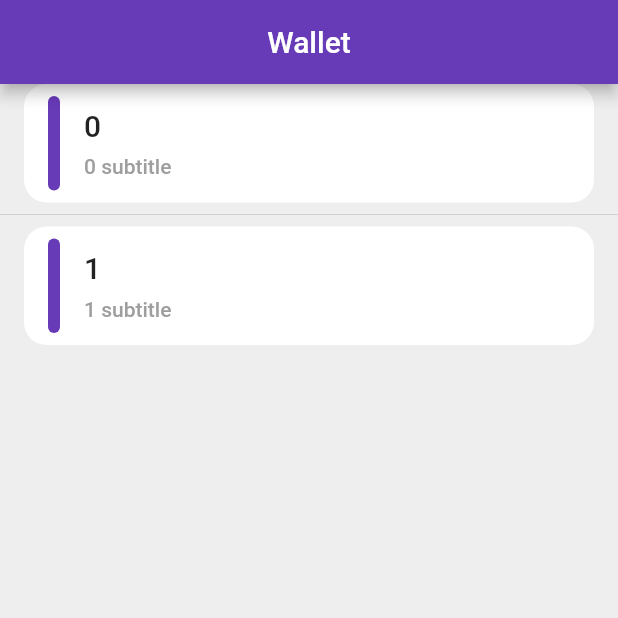
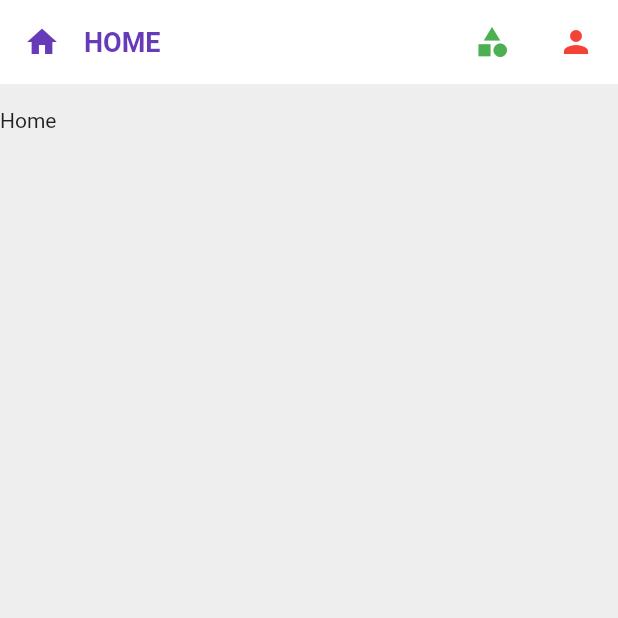
Before and after one commit to lDo28/wallet, a Flutter app: the screen it shows after launch, on a phone screen of 412 x 824 dp, the top half of it. Run offline on Flutter 3.47's test engine with Material 2 defaults, Android fonts, the phone set to English and light mode, and no system bars; our stand-ins replace get, get_storage.

Commit message:
add tab bar, page view in home

```diff
--- a/lib/constants/exts/exts.dart
+++ b/lib/constants/exts/exts.dart
@@ -1,2 +1 @@
-export 'padding_exts.dart';
 export 'text_exts.dart';
--- a/lib/ui/app.dart
+++ b/lib/ui/app.dart
@@ -5,6 +5,7 @@ import 'package:get_storage/get_storage.dart';
 import 'package:wallet/constants/constants.dart';
 import 'package:wallet/generated/l10n.dart';
 import 'package:wallet/ui/app_controller.dart';
+import 'package:wallet/ui/screens/demo_screen.dart';
 import 'package:wallet/ui/screens/home/home_screen.dart';
 import 'package:wallet/ui/screens/login/login_screen.dart';
 import 'package:wallet/ui/screens/splash_screen.dart';
--- a/lib/ui/screens/demo_screen.dart
+++ b/lib/ui/screens/demo_screen.dart
@@ -178,7 +178,10 @@ class _DemoScreenState extends State<DemoScreen> with TickerProviderStateMixin {
                 ),
                 _buildItem(
                   label: 'PieChart',
-                  item: WPieChart(currentProgress: 45),
+                  item: WPieChart(
+                    currentProgress: 95,
+                    size: 70,
+                  ),
                 ),
               ],
             ),
--- a/lib/ui/screens/home/home_controller.dart
+++ b/lib/ui/screens/home/home_controller.dart
@@ -1,3 +1,21 @@
+import 'package:flutter/material.dart';
 import 'package:get/get.dart';
+import 'package:wallet/ui/vo/tab_bar_item.dart';
 
-class HomeController extends GetxController {}
+class HomeController extends GetxController {
+  final tabs = [
+    TabBarItem(0, label: 'Home', leading: Icons.home),
+    TabBarItem(
+      1,
+      label: 'Category',
+      leading: Icons.category,
+      color: Colors.green,
+    ),
+    TabBarItem(
+      2,
+      label: 'User',
+      leading: Icons.person,
+      color: Colors.red,
+    ),
+  ];
+}
--- a/lib/ui/screens/home/home_screen.dart
+++ b/lib/ui/screens/home/home_screen.dart
@@ -1,5 +1,6 @@
 import 'package:flutter/material.dart';
 import 'package:get/get.dart';
+import 'package:wallet/constants/constants.dart';
 import 'package:wallet/ui/screens/home/home_controller.dart';
 import 'package:wallet/ui/widgets/widgets.dart';
 
@@ -8,36 +9,48 @@ class HomeScreen extends StatefulWidget {
   _HomeScreenState createState() => _HomeScreenState();
 }
 
-class _HomeScreenState extends State<HomeScreen> {
-  HomeController _controller;
+class _HomeScreenState extends State<HomeScreen>
+    with AutomaticKeepAliveClientMixin {
+  final HomeController _controller = Get.put(HomeController());
+  PageController _pageController;
 
   @override
   void initState() {
     super.initState();
-    _controller = Get.put(HomeController());
+    _pageController = PageController();
+  }
+
+  @override
+  void dispose() {
+    _pageController.dispose();
+    super.dispose();
   }
 
   @override
   Widget build(BuildContext context) {
+    super.build(context);
     return Scaffold(
-      appBar: WAppBar(
-        title: 'Wallet',
+      appBar: WTabBar(
+        paddingTop: MediaQuery.of(context).padding.top,
+        items: _controller.tabs,
+        onSelectChanged: (index) {
+          _pageController.animateToPage(
+            index,
+            duration: Duration(milliseconds: 300),
+            curve: Curves.fastOutSlowIn,
+          );
+        },
       ),
-      body: Column(
-        children: [
-          ListView.separated(
-            shrinkWrap: true,
-            physics: NeverScrollableScrollPhysics(),
-            itemBuilder: (context, index) => WHomeCard(
-              title: '$index',
-              subtitle: '$index subtitle',
-              onCardPress: () {},
-            ),
-            separatorBuilder: (context, index) => Divider(),
-            itemCount: 2,
-          ),
-        ],
+      body: SafeArea(
+        child: PageView.builder(
+          controller: _pageController,
+          itemCount: _controller.tabs.length,
+          itemBuilder: (context, index) => Text(_controller.tabs[index].label),
+        ).paddingOnly(top: Dimens.largePadding),
       ),
     );
   }
+
+  @override
+  bool get wantKeepAlive => true;
 }
--- /dev/null
+++ b/lib/ui/widgets/controllers/w_tab_bar_controller.dart
@@ -0,0 +1,9 @@
+import 'package:get/get.dart';
+
+class WTabBarController extends GetxController{
+  var selectIndex = 0.obs;
+
+  updateIndex(int index){
+    selectIndex.value = index;
+  }
+}
--- a/lib/ui/widgets/w_button.dart
+++ b/lib/ui/widgets/w_button.dart
@@ -1,5 +1,6 @@
 import 'package:flutter/foundation.dart';
 import 'package:flutter/material.dart';
+import 'package:get/get.dart';
 import 'package:wallet/constants/constants.dart';
 import 'package:wallet/constants/exts/exts.dart';
 
--- a/lib/ui/widgets/w_home_card.dart
+++ b/lib/ui/widgets/w_home_card.dart
@@ -1,6 +1,6 @@
 import 'package:flutter/material.dart';
+import 'package:get/get.dart';
 import 'package:wallet/constants/constants.dart';
-import 'package:wallet/constants/exts/exts.dart';
 
 class WHomeCard extends StatelessWidget {
   final String title;
@@ -46,7 +46,7 @@ class WHomeCard extends StatelessWidget {
                     Dimens.smallHeightSpace,
                     Text(subtitle, style: TextStyle(color: Colors.grey)),
                   ],
-                ).defaultPaddingVertical,
+                ).paddingSymmetric(vertical: Dimens.largePadding),
               ),
               if (onEditPress != null)
                 IconButton(
--- a/lib/ui/widgets/w_tab_bar.dart
+++ b/lib/ui/widgets/w_tab_bar.dart
@@ -1,56 +1,61 @@
 import 'package:flutter/material.dart';
+import 'package:get/get.dart';
 import 'package:wallet/constants/constants.dart';
 import 'package:wallet/constants/exts/exts.dart';
 import 'package:wallet/ui/vo/tab_bar_item.dart';
+import 'package:wallet/ui/widgets/controllers/w_tab_bar_controller.dart';
 
-class WTabBar extends StatefulWidget {
+class WTabBar extends StatelessWidget with PreferredSizeWidget {
   final Color backgroundColor;
   final List<TabBarItem> items;
   final Function(int selectIndex) onSelectChanged;
+  final double paddingTop;
+  final WTabBarController _controller = Get.put(WTabBarController());
 
   WTabBar({
     Key key,
     this.backgroundColor = WColors.backgroundColor,
     @required this.items,
     this.onSelectChanged,
+    this.paddingTop = 0,
   }) : super(key: key);
 
-  @override
-  _WTabBarState createState() => _WTabBarState();
-}
-
-class _WTabBarState extends State<WTabBar> {
-  int _selectIndex = 0;
-
   _updateSelect(int index) {
-    if (_selectIndex == index) return;
-    setState(() {
-      _selectIndex = index;
-    });
-    widget.onSelectChanged(index);
+    _controller.updateIndex(index);
+    if (onSelectChanged != null) {
+      onSelectChanged(index);
+    }
   }
 
   @override
   Widget build(BuildContext context) {
     return Container(
-      color: widget.backgroundColor,
-      height: kToolbarHeight,
-      child: Row(
-        children: widget.items.map((item) => _buildItem(item)).toList(),
+      color: backgroundColor,
+      height: kToolbarHeight + paddingTop,
+      child: ListView.builder(
+        scrollDirection: Axis.horizontal,
+        physics: NeverScrollableScrollPhysics(),
+        itemBuilder: (context, index) => _buildItem(items[index]),
+        itemCount: items.length,
       ),
-    );
+    ).paddingOnly(top: paddingTop);
   }
 
+  @override
+  Size get preferredSize => Size.fromHeight(kToolbarHeight);
+
   Widget _buildItem(TabBarItem item) {
-    return GestureDetector(
-      child: _TabBarView(
-        item: item,
-        selected: item.index == _selectIndex,
-        length: widget.items.length,
+    return Obx(
+      () => GestureDetector(
+        child: _TabBarView(
+          item: item,
+          selected: item.index == _controller.selectIndex.value,
+          length: items.length,
+        ),
+        onTap: () {
+          _updateSelect(item.index);
+        },
       ),
-      onTap: () {
-        _updateSelect(item.index);
-      },
     );
   }
 }
@@ -101,7 +106,7 @@ class _TabBarViewState extends State<_TabBarView>
               ),
             ],
           ),
-        ).defaultPaddingAll,
+        ).paddingAll(Dimens.largePadding),
       ),
     );
   }
--- a/lib/ui/widgets/w_tag_card.dart
+++ b/lib/ui/widgets/w_tag_card.dart
@@ -1,6 +1,6 @@
 import 'package:flutter/material.dart';
+import 'package:get/get.dart';
 import 'package:wallet/constants/constants.dart';
-import 'package:wallet/constants/exts/exts.dart';
 import 'package:wallet/ui/widgets/tag_clipper.dart';
 
 class WTagCard extends StatefulWidget {
```
Also changed, not shown: lib/constants/exts/padding_exts.dart (deleted, +0 -39 lines).
